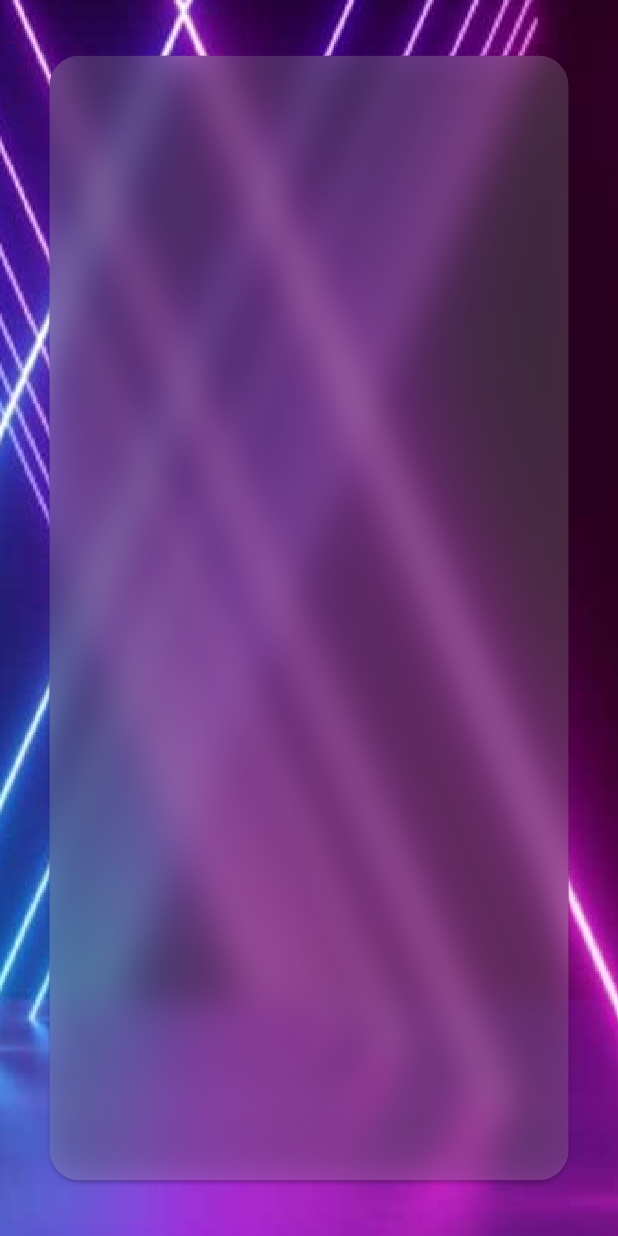
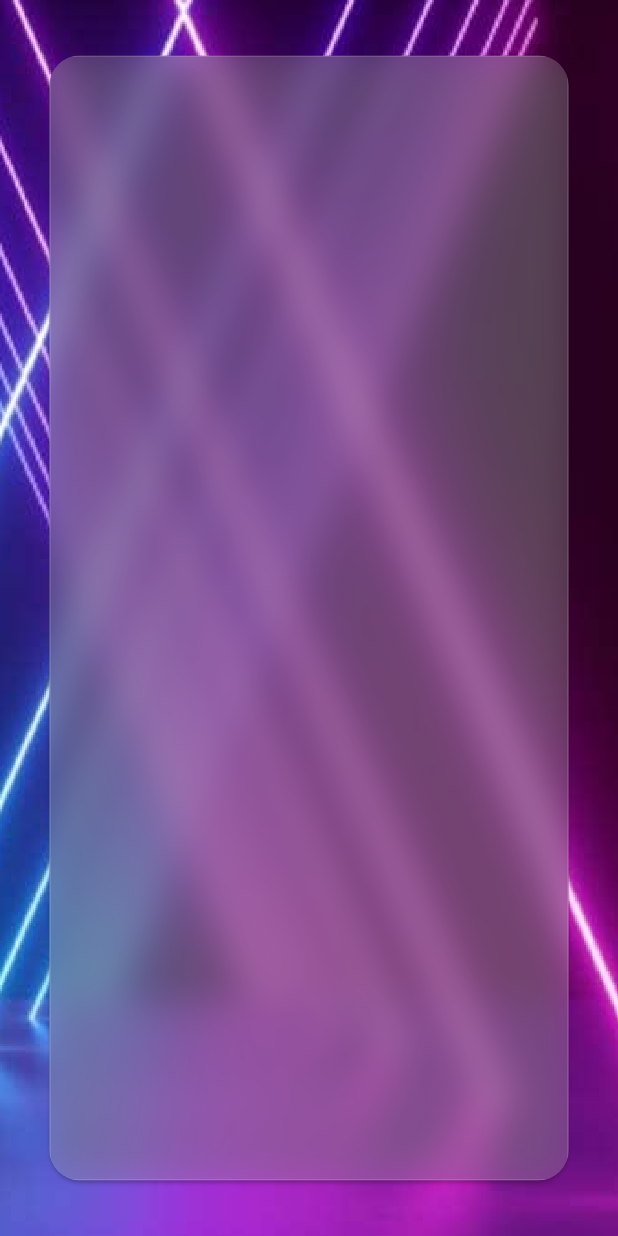
Before and after one commit to jinosh05/nike_landing_page, a Flutter app: the screen it shows after launch, on a phone screen of 412 x 824 dp. Run offline on Flutter 3.47's test engine with Material 2 defaults, Android fonts, the phone set to English and light mode, and no system bars; drawn by our look-alikes of glass_kit; our stand-ins replace google_fonts, responsive_builder.

Commit message:
Transparency improved

```diff
--- a/lib/presentations/landing_page/landing_page.dart
+++ b/lib/presentations/landing_page/landing_page.dart
@@ -27,7 +27,7 @@ class LandingPage extends StatelessWidget {
       padding: EdgeInsets.symmetric(
           horizontal: SizeConfig.width_7, vertical: SizeConfig.height_4),
       child: Card(
-        color: Colors.transparent,
+        color: Colors.white.withOpacity(0.12),
         shape: RoundedRectangleBorder(
           borderRadius: BorderRadius.circular(SizeConfig.width_5),
         ),
@@ -36,7 +36,7 @@ class LandingPage extends StatelessWidget {
           height: double.maxFinite,
           width: double.maxFinite,
           color: AppBase.primaryColor.withAlpha(47),
-          borderColor: Colors.transparent,
+          borderColor: Colors.white.withOpacity(0.15),
           child: ScreenTypeLayout(
             mobile: const LandingMobile(),
             tablet: const LandingTablet(),
```
Also changed, not shown: lib/presentations/landing_page/landing_tablet.dart (+23 -1 lines).
